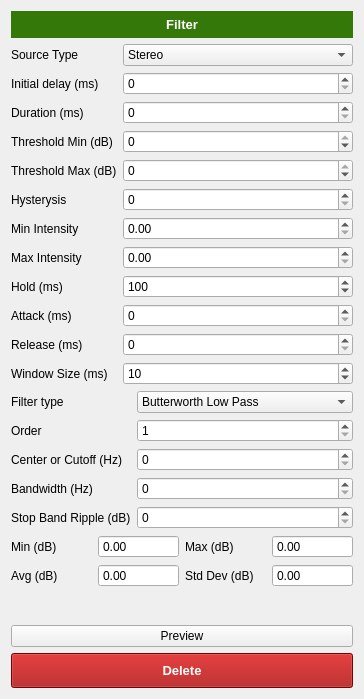
This is ui/filter_widget.ui in dprandle/XMas_Lights as Qt 5 draws it before an edit. The edited form follows.
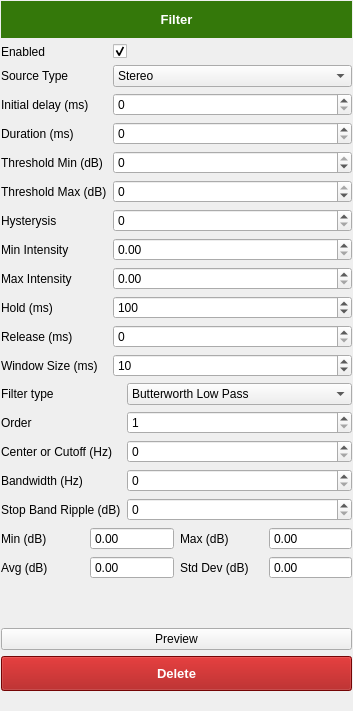
This is the edited form.

```diff
--- a/ui/filter_widget.ui
+++ b/ui/filter_widget.ui
@@ -6,16 +6,34 @@
    <rect>
     <x>0</x>
     <y>0</y>
-    <width>364</width>
-    <height>699</height>
+    <width>353</width>
+    <height>711</height>
    </rect>
   </property>
   <property name="windowTitle">
    <string>Form</string>
   </property>
   <layout class="QVBoxLayout" name="verticalLayout">
+   <property name="leftMargin">
+    <number>1</number>
+   </property>
+   <property name="topMargin">
+    <number>1</number>
+   </property>
+   <property name="rightMargin">
+    <number>1</number>
+   </property>
+   <property name="bottomMargin">
+    <number>20</number>
+   </property>
    <item>
     <widget class="QLabel" name="label_19">
+     <property name="minimumSize">
+      <size>
+       <width>0</width>
+       <height>35</height>
+      </size>
+     </property>
      <property name="styleSheet">
       <string notr="true">background-color: rgb(52, 120, 10);
 color: rgb(255, 255, 255);
@@ -36,13 +54,33 @@
       <number>6</number>
      </property>
      <item row="0" column="0">
+      <widget class="QLabel" name="label_4">
+       <property name="text">
+        <string>Enabled</string>
+       </property>
+      </widget>
+     </item>
+     <item row="0" column="1">
+      <widget class="QCheckBox" name="checkBox_enabled">
+       <property name="layoutDirection">
+        <enum>Qt::LeftToRight</enum>
+       </property>
+       <property name="text">
+        <string/>
+       </property>
+       <property name="checked">
+        <bool>true</bool>
+       </property>
+      </widget>
+     </item>
+     <item row="1" column="0">
       <widget class="QLabel" name="label_14">
        <property name="text">
         <string>Source Type</string>
        </property>
       </widget>
      </item>
-     <item row="0" column="1">
+     <item row="1" column="1">
       <widget class="QComboBox" name="comboBox_source">
        <property name="currentIndex">
         <number>2</number>
@@ -64,14 +102,14 @@
        </item>
       </widget>
      </item>
-     <item row="1" column="0">
+     <item row="2" column="0">
       <widget class="QLabel" name="label_2">
        <property name="text">
         <string>Initial delay (ms)</string>
        </property>
       </widget>
      </item>
-     <item row="1" column="1">
+     <item row="2" column="1">
       <widget class="QSpinBox" name="spinBox_init_delay">
        <property name="maximum">
         <number>600000</number>
@@ -79,6 +117,20 @@
       </widget>
      </item>
      <item row="3" column="0">
+      <widget class="QLabel" name="label_18">
+       <property name="text">
+        <string>Duration (ms)</string>
+       </property>
+      </widget>
+     </item>
+     <item row="3" column="1">
+      <widget class="QSpinBox" name="spinBox_duration">
+       <property name="maximum">
+        <number>600000</number>
+       </property>
+      </widget>
+     </item>
+     <item row="4" column="0">
       <widget class="QLabel" name="label_6">
        <property name="toolTip">
         <string>The threshold associated with the minimum intensity</string>
@@ -88,7 +140,7 @@
        </property>
       </widget>
      </item>
-     <item row="3" column="1">
+     <item row="4" column="1">
       <widget class="QSpinBox" name="spinBox_min_threshold">
        <property name="minimum">
         <number>-100</number>
@@ -98,7 +150,7 @@
        </property>
       </widget>
      </item>
-     <item row="4" column="0">
+     <item row="5" column="0">
       <widget class="QLabel" name="label_7">
        <property name="toolTip">
         <string>The threshold associated with the max intensity</string>
@@ -108,7 +160,7 @@
        </property>
       </widget>
      </item>
-     <item row="4" column="1">
+     <item row="5" column="1">
       <widget class="QSpinBox" name="spinBox_max_threshold">
        <property name="minimum">
         <number>-100</number>
@@ -118,7 +170,7 @@
        </property>
       </widget>
      </item>
-     <item row="5" column="0">
+     <item row="6" column="0">
       <widget class="QLabel" name="label_11">
        <property name="toolTip">
         <string>Once threshold is engaged, how many dB the audio needs to drop before the sqeulch closes</string>
@@ -128,14 +180,14 @@
        </property>
       </widget>
      </item>
-     <item row="5" column="1">
+     <item row="6" column="1">
       <widget class="QSpinBox" name="spinBox_hysterysis">
        <property name="maximum">
         <number>100</number>
        </property>
       </widget>
      </item>
-     <item row="6" column="0">
+     <item row="7" column="0">
       <widget class="QLabel" name="label_12">
        <property name="toolTip">
         <string>Minimum light intensity when threshold first opens</string>
@@ -145,7 +197,17 @@
        </property>
       </widget>
      </item>
-     <item row="7" column="0">
+     <item row="7" column="1">
+      <widget class="QDoubleSpinBox" name="doubleSpinBox_min_int">
+       <property name="maximum">
+        <double>1.000000000000000</double>
+       </property>
+       <property name="singleStep">
+        <double>0.100000000000000</double>
+       </property>
+      </widget>
+     </item>
+     <item row="8" column="0">
       <widget class="QLabel" name="label_13">
        <property name="toolTip">
         <string>Maximum light intensity when threshold is fully engaged</string>
@@ -155,7 +217,17 @@
        </property>
       </widget>
      </item>
-     <item row="8" column="0">
+     <item row="8" column="1">
+      <widget class="QDoubleSpinBox" name="doubleSpinBox_max_int">
+       <property name="maximum">
+        <double>1.000000000000000</double>
+       </property>
+       <property name="singleStep">
+        <double>0.100000000000000</double>
+       </property>
+      </widget>
+     </item>
+     <item row="9" column="0">
       <widget class="QLabel" name="label_10">
        <property name="toolTip">
         <string>Minimum time the squelch will remain open once engaged</string>
@@ -165,31 +237,14 @@
        </property>
       </widget>
      </item>
-     <item row="8" column="1">
-      <widget class="QSpinBox" name="spinBox_hold">
-       <property name="maximum">
-        <number>600000</number>
-       </property>
-       <property name="value">
-        <number>100</number>
-       </property>
-      </widget>
-     </item>
-     <item row="9" column="0">
-      <widget class="QLabel" name="label_8">
-       <property name="toolTip">
-        <string>The look ahead time to start ramping up the lights linearly until the min threshold level is reached</string>
-       </property>
-       <property name="text">
-        <string>Attack (ms)</string>
-       </property>
-      </widget>
-     </item>
      <item row="9" column="1">
-      <widget class="QSpinBox" name="spinBox_attack">
+      <widget class="QSpinBox" name="spinBox_hold">
        <property name="maximum">
         <number>600000</number>
        </property>
+       <property name="value">
+        <number>100</number>
+       </property>
       </widget>
      </item>
      <item row="10" column="0">
@@ -235,40 +290,6 @@
        </property>
       </widget>
      </item>
-     <item row="2" column="0">
-      <widget class="QLabel" name="label_18">
-       <property name="text">
-        <string>Duration (ms)</string>
-       </property>
-      </widget>
-     </item>
-     <item row="2" column="1">
-      <widget class="QSpinBox" name="spinBox_duration">
-       <property name="maximum">
-        <number>600000</number>
-       </property>
-      </widget>
-     </item>
-     <item row="6" column="1">
-      <widget class="QDoubleSpinBox" name="doubleSpinBox_min_int">
-       <property name="maximum">
-        <double>1.000000000000000</double>
-       </property>
-       <property name="singleStep">
-        <double>0.100000000000000</double>
-       </property>
-      </widget>
-     </item>
-     <item row="7" column="1">
-      <widget class="QDoubleSpinBox" name="doubleSpinBox_max_int">
-       <property name="maximum">
-        <double>1.000000000000000</double>
-       </property>
-       <property name="singleStep">
-        <double>0.100000000000000</double>
-       </property>
-      </widget>
-     </item>
     </layout>
    </item>
    <item>
```
